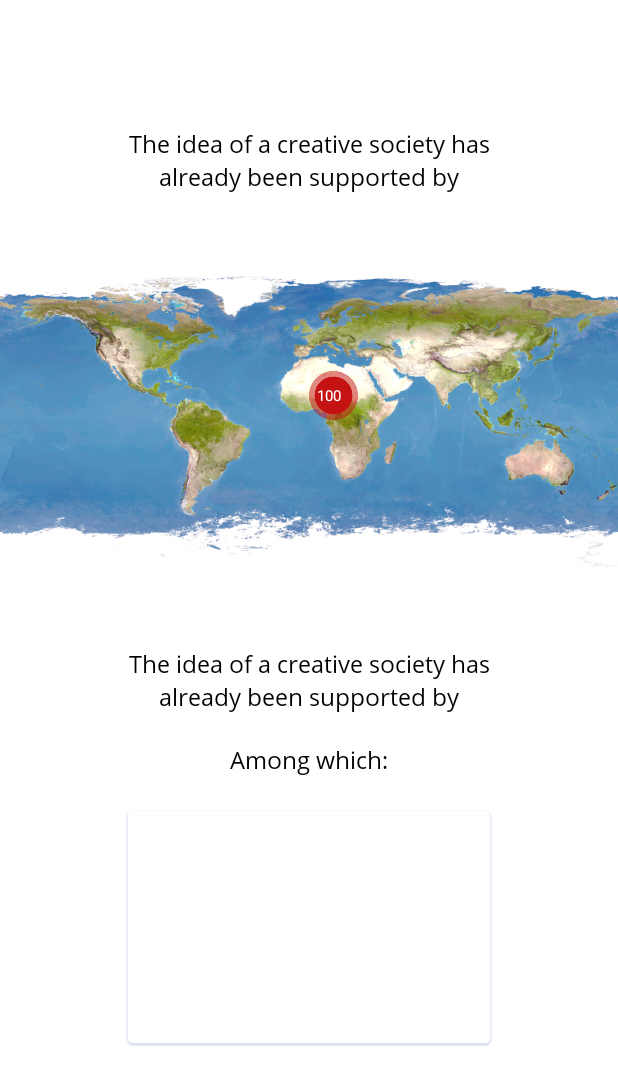
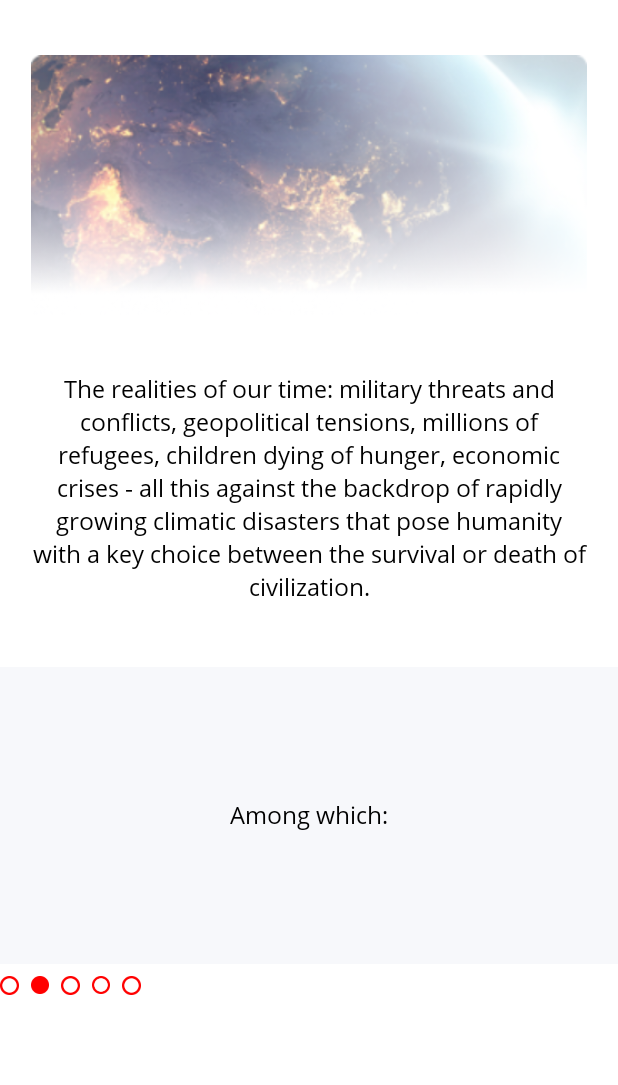
Before and after one commit to washeeeq/allatra-unites, an Android app: the fragment SlideTwoFragment shown on its own in the app's theme, on a phone screen of 412 x 824 dp. Shown: the top 1085 px of the screen. Run offline under Robolectric (Android 15) with nearby library versions, the light colour scheme and no system bars; 2 statements that could not run were skipped.

Commit message:
Added circles, ninth navigator.

```diff
--- a/app/src/main/AndroidManifest.xml
+++ b/app/src/main/AndroidManifest.xml
@@ -17,7 +17,6 @@
         android:theme="@style/AllatRaUnitesTheme">
         <activity
             android:name=".ui.activity.NinthMayActivity"
-            android:label="@string/title_activity_ninth_may"
             android:theme="@style/AllatRaUnitesTheme"></activity>
         <activity
             android:name=".ui.activity.StatisticalActivity"
--- a/app/src/main/java/ua/allatra/allatraunites/ui/activity/ui/main/SectionsPagerAdapter.kt
+++ b/app/src/main/java/ua/allatra/allatraunites/ui/activity/ui/main/SectionsPagerAdapter.kt
@@ -6,11 +6,6 @@ import androidx.fragment.app.Fragment
 import androidx.fragment.app.FragmentManager
 import androidx.fragment.app.FragmentPagerAdapter
 import ua.allatra.allatraunites.R
-
-private val TAB_TITLES = arrayOf(
-    R.string.tab_text_1,
-    R.string.tab_text_2
-)
 
 /**
  * A [FragmentPagerAdapter] that returns a fragment corresponding to
@@ -34,7 +29,7 @@ class SectionsPagerAdapter(private val context: Context, fm: FragmentManager) :
     }
 
     override fun getPageTitle(position: Int): CharSequence? {
-        return context.resources.getString(TAB_TITLES[position])
+        return position.toString()
     }
 
     override fun getCount(): Int {
--- a/app/src/main/java/ua/allatra/allatraunites/ui/activity/ui/main/SlideTwoFragment.kt
+++ b/app/src/main/java/ua/allatra/allatraunites/ui/activity/ui/main/SlideTwoFragment.kt
@@ -1,38 +1,23 @@
 package ua.allatra.allatraunites.ui.activity.ui.main
 
+import android.graphics.Color
 import android.os.Bundle
+import android.text.SpannableString
+import android.text.Spanned
+import android.text.style.ForegroundColorSpan
 import android.view.LayoutInflater
 import android.view.View
 import android.view.ViewGroup
 import androidx.fragment.app.Fragment
 import androidx.lifecycle.ViewModelProviders
+import kotlinx.android.synthetic.main.activity_register.*
+import kotlinx.android.synthetic.main.fragment_slide_two.*
 import ua.allatra.allatraunites.R
 
 /**
  * A placeholder fragment containing a simple view.
  */
 class SlideTwoFragment : Fragment() {
-
-    private lateinit var pageViewModel: PageViewModel
-
-    override fun onCreate(savedInstanceState: Bundle?) {
-        super.onCreate(savedInstanceState)
-        pageViewModel = ViewModelProviders.of(this).get(PageViewModel::class.java).apply {
-            setIndex(arguments?.getInt(ARG_SECTION_NUMBER) ?: 1)
-        }
-    }
-
-    override fun onCreateView(
-        inflater: LayoutInflater, container: ViewGroup?,
-        savedInstanceState: Bundle?
-    ): View? {
-        val root = inflater.inflate(R.layout.fragment_slide_two, container, false)
-//        val textView: TextView = root.findViewById(R.id.section_label)
-//        pageViewModel.text.observe(this, Observer<String> {
-//            textView.text = it
-//        })
-        return root
-    }
 
     companion object {
         /**
@@ -54,4 +39,36 @@ class SlideTwoFragment : Fragment() {
             }
         }
     }
+
+    private lateinit var pageViewModel: PageViewModel
+
+    override fun onCreate(savedInstanceState: Bundle?) {
+        super.onCreate(savedInstanceState)
+        pageViewModel = ViewModelProviders.of(this).get(PageViewModel::class.java).apply {
+            setIndex(arguments?.getInt(ARG_SECTION_NUMBER) ?: 1)
+        }
+
+        setTxtRealitiesColors()
+    }
+
+    override fun onCreateView(
+        inflater: LayoutInflater, container: ViewGroup?,
+        savedInstanceState: Bundle?
+    ): View? {
+        return inflater.inflate(R.layout.fragment_slide_two, container, false)
+    }
+
+    private fun setTxtRealitiesColors(){
+        val text1 = resources.getText(R.string.text_realities_of_our_times_1)
+        val text2 = resources.getText(R.string.text_realities_of_our_times_2)
+
+        val firstPart = "$text1 $text2"
+
+        val spannableString = SpannableString(firstPart)
+        val redColor = ForegroundColorSpan(Color.RED)
+
+        spannableString.setSpan(redColor, text1.count(),firstPart.count(), Spanned.SPAN_EXCLUSIVE_EXCLUSIVE)
+
+        txtRealities1?.text = spannableString
+    }
 }
--- a/app/src/main/res/layout/activity_register.xml
+++ b/app/src/main/res/layout/activity_register.xml
@@ -12,8 +12,7 @@
         android:id="@+id/imgGreatBackground"
         android:layout_width="wrap_content"
         android:layout_height="wrap_content"
-        android:scaleType="centerCrop"
-        android:src="@drawable/bg_people_blur"
+        android:scaleType="fitXY"
         app:layout_constraintBottom_toBottomOf="parent"
         app:layout_constraintEnd_toEndOf="parent"
         app:layout_constraintHorizontal_bias="0.0"
@@ -281,7 +280,7 @@
         android:layout_width="wrap_content"
         android:layout_height="wrap_content"
         android:orientation="horizontal"
-        app:layout_constraintGuide_percent="0.87" />
+        app:layout_constraintGuide_percent="0.85" />
 
     <androidx.constraintlayout.widget.ConstraintLayout
         android:id="@+id/supportIdeaGroup"
--- a/app/src/main/res/layout/fragment_slide_two.xml
+++ b/app/src/main/res/layout/fragment_slide_two.xml
@@ -2,6 +2,7 @@
 <androidx.constraintlayout.widget.ConstraintLayout
     xmlns:android="http://schemas.android.com/apk/res/android"
     xmlns:app="http://schemas.android.com/apk/res-auto"
+    xmlns:tools="http://schemas.android.com/tools"
     android:id="@+id/rootLayout"
     android:layout_width="match_parent"
     android:layout_height="match_parent"
@@ -12,121 +13,61 @@
         android:layout_width="wrap_content"
         android:layout_height="wrap_content"
         android:orientation="horizontal"
-        app:layout_constraintGuide_percent="0.08" />
+        app:layout_constraintGuide_percent="0.03" />
 
-    <ua.allatra.allatraunites.ui.fonts.OpenSansRegularTextView
-        android:id="@+id/txtNumberOfPeopleSupp"
+    <ImageView
+        android:id="@+id/imgPlanetEarth"
         android:layout_width="0dp"
+        app:layout_constraintWidth_percent="0.9"
         android:layout_height="0dp"
-        app:layout_constraintWidth_percent="0.7"
-        app:layout_constraintHeight_percent="0.1"
-        android:textColor="@color/colorBlack"
+        app:layout_constraintHeight_percent="0.29"
+        android:src="@drawable/bitmap_planet_mask"
         android:adjustViewBounds="true"
-        android:textAlignment="center"
-        android:gravity="center"
-        android:text="@string/text_number_of_people_supported_1"
-        app:autoSizeTextType="uniform"
-        app:autoSizeMinTextSize="12sp"
-        app:autoSizeMaxTextSize="16sp"
-        app:autoSizeStepGranularity="1sp"
+        android:scaleType="fitCenter"
         app:layout_constraintStart_toStartOf="parent"
         app:layout_constraintEnd_toEndOf="parent"
-        app:layout_constraintTop_toBottomOf="@id/horGuideLine1"/>
+        app:layout_constraintTop_toBottomOf="@id/horGuideLine1" />
 
     <androidx.constraintlayout.widget.Guideline
         android:id="@+id/horGuideLine2"
         android:layout_width="wrap_content"
         android:layout_height="wrap_content"
         android:orientation="horizontal"
-        app:layout_constraintGuide_percent="0.18" />
+        app:layout_constraintGuide_percent="0.26" />
 
-    <ImageView
-        android:id="@+id/imgPlanetEarth"
-        android:layout_width="match_parent"
+    <ua.allatra.allatraunites.ui.fonts.OpenSansRegularTextView
+        android:id="@+id/txtRealities1"
+        android:layout_width="0dp"
         android:layout_height="0dp"
-        app:layout_constraintHeight_percent="0.32"
-        android:src="@drawable/bg_planet_earth"
+        app:layout_constraintHeight_percent="0.27"
+        app:layout_constraintWidth_percent="0.9"
+        android:textColor="@color/colorBlack"
+        app:autoSizeTextType="uniform"
+        app:autoSizeMinTextSize="9sp"
+        app:autoSizeMaxTextSize="16sp"
+        app:autoSizeStepGranularity="1sp"
         android:adjustViewBounds="true"
-        android:scaleType="centerInside"
+        android:textAlignment="center"
+        android:gravity="center"
+        android:text="@string/text_realities_of_our_times_1"
         app:layout_constraintStart_toStartOf="parent"
         app:layout_constraintEnd_toEndOf="parent"
-        app:layout_constraintTop_toBottomOf="@id/horGuideLine2" />
+        app:layout_constraintTop_toBottomOf="@id/horGuideLine2"/>
 
     <androidx.constraintlayout.widget.Guideline
         android:id="@+id/horGuideLine3"
         android:layout_width="wrap_content"
         android:layout_height="wrap_content"
         android:orientation="horizontal"
-        app:layout_constraintGuide_percent="0.5" />
-
-    <androidx.constraintlayout.widget.Guideline
-        android:id="@+id/horGuideLineAfrica"
-        android:layout_width="wrap_content"
-        android:layout_height="wrap_content"
-        android:orientation="horizontal"
-        app:layout_constraintGuide_percent="0.3" />
-
-    <androidx.constraintlayout.widget.Guideline
-        android:id="@+id/verGuideLineAfrica"
-        android:layout_width="wrap_content"
-        android:layout_height="wrap_content"
-        android:orientation="vertical"
-        app:layout_constraintGuide_percent="0.5" />
-
-    <RelativeLayout
-        android:id="@+id/groupInAfrica"
-        android:layout_width="wrap_content"
-        android:layout_height="0dp"
-        app:layout_constraintHeight_percent="0.04"
-        app:layout_constraintTop_toBottomOf="@id/horGuideLineAfrica"
-        app:layout_constraintStart_toStartOf="@id/verGuideLineAfrica">
-
-        <ImageView
-            android:id="@+id/myImageView"
-            android:layout_width="wrap_content"
-            android:layout_height="match_parent"
-            android:background="@color/colorWhiteAlfa0"
-            android:src="@drawable/bitmap_circle_number"
-            android:adjustViewBounds="true"/>
-
-        <TextView
-            android:id="@+id/myImageViewText"
-            android:layout_width="wrap_content"
-            android:layout_height="match_parent"
-            android:layout_margin="1dp"
-            android:gravity="center_horizontal|center_vertical"
-            android:text="100"
-            app:autoSizeTextType="uniform"
-            app:autoSizeMinTextSize="9sp"
-            app:autoSizeMaxTextSize="10sp"
-            android:textColor="@color/colorWhite" />
-    </RelativeLayout>
+        app:layout_constraintGuide_percent="0.54" />
 
     <ua.allatra.allatraunites.ui.fonts.OpenSansRegularTextView
-        android:id="@+id/txtNumberOfPeopleSuppToday"
-        android:layout_width="0dp"
-        android:layout_height="0dp"
-        app:layout_constraintHeight_percent="0.1"
-        app:layout_constraintWidth_percent="0.7"
-        android:textColor="@color/colorBlack"
-        app:autoSizeTextType="uniform"
-        app:autoSizeMinTextSize="12sp"
-        app:autoSizeMaxTextSize="16sp"
-        app:autoSizeStepGranularity="1sp"
-        android:adjustViewBounds="true"
-        android:textAlignment="center"
-        android:gravity="center"
-        android:text="@string/text_number_of_people_supported_1"
-        app:layout_constraintStart_toStartOf="parent"
-        app:layout_constraintEnd_toEndOf="parent"
-        app:layout_constraintTop_toBottomOf="@id/horGuideLine3"/>
-
-    <ua.allatra.allatraunites.ui.fonts.OpenSansRegularTextView
-        android:id="@+id/txtAmongThem"
-        android:layout_width="0dp"
+        android:id="@+id/txtPeopleHaveChance"
+        android:layout_width="match_parent"
         android:layout_height="0dp"
         app:layout_constraintWidth_percent="0.7"
-        app:layout_constraintHeight_percent="0.03"
+        app:layout_constraintHeight_percent="0.24"
+        android:background="@color/colorBackgroundChance"
         android:textColor="@color/colorBlack"
         app:autoSizeTextType="uniform"
         app:autoSizeMinTextSize="12sp"
@@ -138,30 +79,20 @@
         android:text="@string/text_among_them"
         app:layout_constraintStart_toStartOf="parent"
         app:layout_constraintEnd_toEndOf="parent"
-        app:layout_constraintTop_toBottomOf="@id/txtNumberOfPeopleSuppToday"/>
+        app:layout_constraintTop_toBottomOf="@id/horGuideLine3"/>
 
     <androidx.constraintlayout.widget.Guideline
         android:id="@+id/horGuideLine4"
         android:layout_width="wrap_content"
         android:layout_height="wrap_content"
         android:orientation="horizontal"
-        app:layout_constraintGuide_percent="0.65" />
+        app:layout_constraintGuide_percent="0.79" />
 
-    <ua.allatra.allatraunites.ui.view.ShadowRecyclerView
-        android:id="@+id/listOfPeople"
-        android:layout_width="0dp"
-        android:layout_height="0dp"
-        app:layout_constraintWidth_percent="0.6"
-        app:layout_constraintHeight_percent="0.2"
-        android:background="@drawable/bg_list_form"
-        app:layout_constraintStart_toStartOf="parent"
-        app:layout_constraintEnd_toEndOf="parent"
+    <include
+        android:id="@+id/navToolbar"
+        android:layout_height="wrap_content"
+        android:layout_width="match_parent"
+        layout="@layout/ninth_may_circle_mover"
         app:layout_constraintTop_toBottomOf="@id/horGuideLine4"/>
 
-    <androidx.constraintlayout.widget.Guideline
-        android:id="@+id/horGuideLine5"
-        android:layout_width="wrap_content"
-        android:layout_height="wrap_content"
-        android:orientation="horizontal"
-        app:layout_constraintGuide_percent="0.88" />
 </androidx.constraintlayout.widget.ConstraintLayout>
--- /dev/null
+++ b/app/src/main/res/layout/ninth_may_circle_mover.xml
@@ -0,0 +1,76 @@
+<?xml version="1.0" encoding="utf-8"?>
+<androidx.constraintlayout.widget.ConstraintLayout xmlns:android="http://schemas.android.com/apk/res/android"
+    xmlns:app="http://schemas.android.com/apk/res-auto"
+    xmlns:tools="http://schemas.android.com/tools"
+    android:id="@+id/groupCircles"
+    android:layout_width="match_parent"
+    android:layout_height="wrap_content"
+    android:background="@color/colorWhite"
+    app:layout_constraintEnd_toEndOf="parent"
+    app:layout_constraintStart_toStartOf="parent"
+    app:layout_constraintTop_toBottomOf="@id/horGuideLine4">
+
+    <ImageView
+        android:id="@+id/imgCircleSlideOne"
+        android:layout_width="0dp"
+        android:layout_height="wrap_content"
+        android:adjustViewBounds="true"
+        android:scaleType="fitCenter"
+        android:src="@drawable/bitmap_circle_nav_empty"
+        app:layout_constraintStart_toStartOf="parent"
+        app:layout_constraintTop_toTopOf="@id/groupCircles"
+        app:layout_constraintWidth_percent="0.03" />
+
+    <ImageView
+        android:id="@+id/imgCircleSlideTwo"
+        android:layout_width="0dp"
+        android:layout_height="wrap_content"
+        android:layout_marginStart="8dp"
+        android:layout_marginLeft="8dp"
+        android:adjustViewBounds="true"
+        android:scaleType="fitCenter"
+        android:src="@drawable/bitmap_circle_nav_full"
+        app:layout_constraintStart_toEndOf="@+id/imgCircleSlideOne"
+        app:layout_constraintTop_toTopOf="@+id/imgCircleSlideOne"
+        app:layout_constraintWidth_percent="0.03" />
+
+    <ImageView
+        android:id="@+id/imgCircleSlideThree"
+        android:layout_width="0dp"
+        android:layout_height="wrap_content"
+        android:layout_marginStart="8dp"
+        android:layout_marginLeft="8dp"
+        android:adjustViewBounds="true"
+        android:scaleType="fitCenter"
+        android:src="@drawable/bitmap_circle_nav_empty"
+        app:layout_constraintStart_toEndOf="@+id/imgCircleSlideTwo"
+        app:layout_constraintTop_toTopOf="@+id/imgCircleSlideTwo"
+        app:layout_constraintWidth_percent="0.03" />
+
+    <ImageView
+        android:id="@+id/imgCircleSlideFour"
+        android:layout_width="0dp"
+        android:layout_height="wrap_content"
+        android:layout_marginStart="8dp"
+        android:layout_marginLeft="8dp"
+        android:adjustViewBounds="true"
+        android:scaleType="fitCenter"
+        android:src="@drawable/bitmap_circle_nav_empty"
+        app:layout_constraintStart_toEndOf="@+id/imgCircleSlideThree"
+        app:layout_constraintTop_toTopOf="@+id/imgCircleSlideThree"
+        app:layout_constraintWidth_percent="0.03" />
+
+    <ImageView
+        android:id="@+id/imgCircleSlideFive"
+        android:layout_width="0dp"
+        android:layout_height="wrap_content"
+        android:layout_marginStart="8dp"
+        android:layout_marginLeft="8dp"
+        android:adjustViewBounds="true"
+        android:scaleType="fitCenter"
+        android:src="@drawable/bitmap_circle_nav_empty"
+        app:layout_constraintStart_toEndOf="@+id/imgCircleSlideFour"
+        app:layout_constraintTop_toTopOf="@+id/imgCircleSlideFour"
+        app:layout_constraintWidth_percent="0.03" />
+
+</androidx.constraintlayout.widget.ConstraintLayout>
--- a/app/src/main/res/values/colors.xml
+++ b/app/src/main/res/values/colors.xml
@@ -17,4 +17,5 @@
     <color name="colorMenuEndGradient">#F21F1F</color>
     <color name="colorMenuStartGradient">#B90F0F</color>
     <color name="colorShadowView">#C8979AA6</color>
+    <color name="colorBackgroundChance">#F7F8FB</color>
 </resources>
--- a/app/src/main/res/values/strings.xml
+++ b/app/src/main/res/values/strings.xml
@@ -23,6 +23,8 @@
     <string name="text_sign_up">Sign up</string>
     <string name="text_sign_up_for_conference_and_show_previous">Register for the international conference09 May 2021</string>
     <string name="txt_en_lang">EN</string>
+    <string name="text_realities_of_our_times_1">The realities of our time: military threats and conflicts, geopolitical tensions, millions of refugees, children dying of hunger, economic crises - all this against the backdrop of rapidly growing climatic disasters that pose humanity with a key choice between the survival or death of civilization.</string>
+    <string name="text_realities_of_our_times_2">And this is all the result of the consumer format of society. Are we dreaming of such a world? Is such a future we want for our children and grandchildren? Is this the world in which we ourselves want to live?</string>
 
     <string-array name="languages">
         <item>EN</item>
@@ -31,7 +33,4 @@
         <item>CS</item>
         <item>ES</item>
     </string-array>
-    <string name="title_activity_ninth_may">NinthMayActivity</string>
-    <string name="tab_text_1">Tab 1</string>
-    <string name="tab_text_2">Tab 2</string>
 </resources>
```
Also changed, not shown: app/src/main/res/drawable-v24/bitmap_circle_nav_empty.png (added), app/src/main/res/drawable-v24/bitmap_circle_nav_full.png (added), app/src/main/res/drawable/bitmap_planet_mask.png (added), 1 other file.
